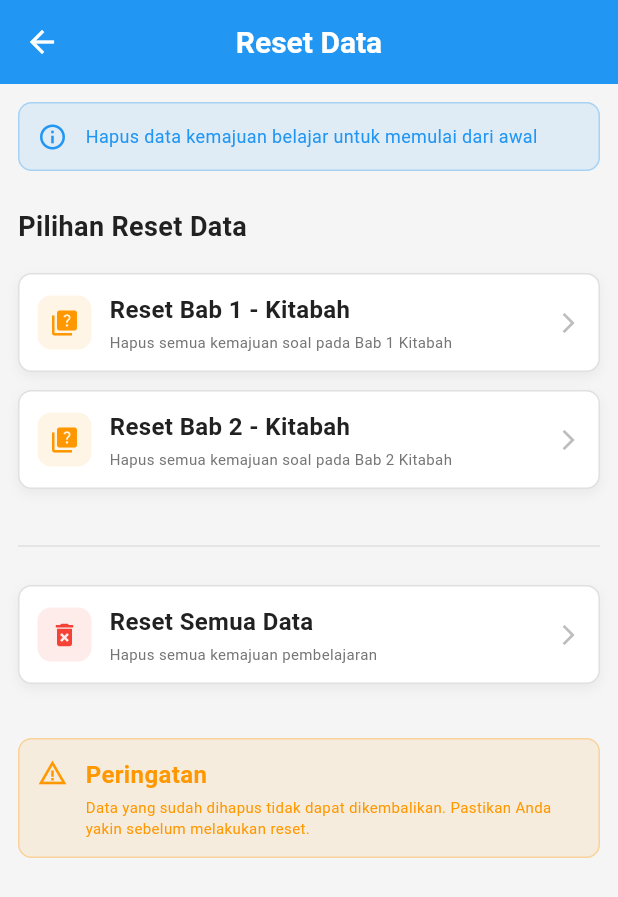
After one commit to abuamar142/kanzoo, a Flutter app: the ResetDataPage screen opened by its route, on a phone screen of 412 x 824 dp. The commit adds this screen. Shown: the top 897 px of the screen. Run offline on Flutter 3.47's test engine with Material 3 defaults, Android fonts, the phone set to English and light mode, and no system bars; our stand-ins replace audioplayers, get, shared_preferences; accounts and stored records are empty.

Commit message:
feat: Implement reset data functionality with confirmation dialogs and section ID generation

```diff
--- a/lib/core/constants/app_constants.dart
+++ b/lib/core/constants/app_constants.dart
@@ -69,6 +69,7 @@ class AppConstants {
   // Drawer Text
   static const String drawerHeaderTitle = appName;
   static const String drawerAbout = 'Tentang Aplikasi';
+  static const String drawerResetData = 'Reset Data';
   static const String aboutDialogTitle = 'Tentang';
   static const String mufrodatDialogTitle = 'Mufrodat';
   static const String drawerMufrodat = 'Mufrodat';
@@ -120,4 +121,24 @@ class AppConstants {
   static const String resetButtonText = 'Ulangi';
   static const String tapToArrangeText = 'Ketuk untuk menyusun kalimat';
   static const String alreadyCorrectText = 'Sudah benar';
+
+  // Reset Data Page
+  static const String resetDataPageTitle = 'Reset Data';
+  static const String resetDataDescription =
+      'Hapus data kemajuan belajar untuk memulai dari awal';
+  static const String resetBab1KitabahTitle = 'Reset Bab 1 - Kitabah';
+  static const String resetBab1KitabahDescription =
+      'Hapus semua kemajuan soal pada Bab 1 Kitabah';
+  static const String resetBab2KitabahTitle = 'Reset Bab 2 - Kitabah';
+  static const String resetBab2KitabahDescription =
+      'Hapus semua kemajuan soal pada Bab 2 Kitabah';
+  static const String resetAllDataTitle = 'Reset Semua Data';
+  static const String resetAllDataDescription =
+      'Hapus semua kemajuan pembelajaran';
+  static const String resetConfirmationTitle = 'Konfirmasi Reset';
+  static const String resetConfirmationMessage =
+      'Apakah Anda yakin ingin menghapus data ini? Tindakan ini tidak dapat dibatalkan.';
+  static const String resetSuccessMessage = 'Data berhasil dihapus';
+  static const String cancelButtonText = 'Batal';
+  static const String confirmButtonText = 'Ya, Hapus';
 }
--- /dev/null
+++ b/lib/features/reset_data/presentation/pages/reset_data_page.dart
@@ -0,0 +1,164 @@
+import 'package:flutter/material.dart';
+import 'package:get/get.dart';
+
+import '../../../../core/constants/app_constants.dart';
+import '../../../../core/theme/app_colors.dart';
+import '../../../../core/theme/app_dimensions.dart';
+import '../../../../core/theme/app_text_styles.dart';
+import '../controllers/reset_data_controller.dart';
+import '../widgets/reset_data_item.dart';
+
+class ResetDataPage extends StatelessWidget {
+  const ResetDataPage({super.key});
+
+  @override
+  Widget build(BuildContext context) {
+    final controller = Get.put(ResetDataController());
+
+    return Scaffold(
+      appBar: AppBar(
+        title: Text(AppConstants.resetDataPageTitle),
+        backgroundColor: AppColors.primary,
+        foregroundColor: AppColors.surface,
+        elevation: 0,
+      ),
+      backgroundColor: AppColors.background,
+      body: SingleChildScrollView(
+        padding: EdgeInsets.all(AppDimensions.paddingM),
+        child: Column(
+          crossAxisAlignment: CrossAxisAlignment.start,
+          children: [
+            // Page description
+            Container(
+              width: double.infinity,
+              padding: EdgeInsets.all(AppDimensions.paddingM),
+              decoration: BoxDecoration(
+                color: AppColors.info.withValues(alpha: AppColors.alpha10),
+                borderRadius: BorderRadius.circular(AppDimensions.radiusM),
+                border: Border.all(
+                  color: AppColors.info.withValues(alpha: AppColors.alpha30),
+                ),
+              ),
+              child: Row(
+                children: [
+                  Icon(
+                    Icons.info_outline,
+                    color: AppColors.info,
+                    size: AppDimensions.iconM,
+                  ),
+                  SizedBox(width: AppDimensions.spaceM),
+                  Expanded(
+                    child: Text(
+                      AppConstants.resetDataDescription,
+                      style: AppTextStyles.bodyMedium.copyWith(
+                        color: AppColors.info,
+                      ),
+                    ),
+                  ),
+                ],
+              ),
+            ),
+
+            SizedBox(height: AppDimensions.spaceXL),
+
+            // Reset options
+            Text(
+              'Pilihan Reset Data',
+              style: AppTextStyles.h3.copyWith(color: AppColors.textPrimary),
+            ),
+            SizedBox(height: AppDimensions.spaceL),
+
+            // Reset Bab 1 Kitabah
+            Obx(
+              () => ResetDataItem(
+                icon: Icons.quiz,
+                title: AppConstants.resetBab1KitabahTitle,
+                description: AppConstants.resetBab1KitabahDescription,
+                onTap: controller.resetBab1Kitabah,
+                isLoading: controller.isLoading.value,
+                iconColor: AppColors.warning,
+              ),
+            ),
+
+            // Reset Bab 2 Kitabah
+            Obx(
+              () => ResetDataItem(
+                icon: Icons.quiz,
+                title: AppConstants.resetBab2KitabahTitle,
+                description: AppConstants.resetBab2KitabahDescription,
+                onTap: controller.resetBab2Kitabah,
+                isLoading: controller.isLoading.value,
+                iconColor: AppColors.warning,
+              ),
+            ),
+
+            // Divider
+            Padding(
+              padding: EdgeInsets.symmetric(vertical: AppDimensions.spaceL),
+              child: Divider(color: AppColors.borderLight, thickness: 1),
+            ),
+
+            // Reset all data
+            Obx(
+              () => ResetDataItem(
+                icon: Icons.delete_forever,
+                title: AppConstants.resetAllDataTitle,
+                description: AppConstants.resetAllDataDescription,
+                onTap: controller.resetAllData,
+                isLoading: controller.isLoading.value,
+                iconColor: AppColors.error,
+              ),
+            ),
+
+            SizedBox(height: AppDimensions.spaceXL),
+
+            // Warning note
+            Container(
+              width: double.infinity,
+              padding: EdgeInsets.all(AppDimensions.paddingM),
+              decoration: BoxDecoration(
+                color: AppColors.warning.withValues(alpha: AppColors.alpha10),
+                borderRadius: BorderRadius.circular(AppDimensions.radiusM),
+                border: Border.all(
+                  color: AppColors.warning.withValues(alpha: AppColors.alpha30),
+                ),
+              ),
+              child: Row(
+                crossAxisAlignment: CrossAxisAlignment.start,
+                children: [
+                  Icon(
+                    Icons.warning_amber,
+                    color: AppColors.warning,
+                    size: AppDimensions.iconM,
+                  ),
+                  SizedBox(width: AppDimensions.spaceM),
+                  Expanded(
+                    child: Column(
+                      crossAxisAlignment: CrossAxisAlignment.start,
+                      children: [
+                        Text(
+                          'Peringatan',
+                          style: AppTextStyles.h4.copyWith(
+                            color: AppColors.warning,
+                            fontWeight: FontWeight.bold,
+                          ),
+                        ),
+                        SizedBox(height: AppDimensions.spaceXS),
+                        Text(
+                          'Data yang sudah dihapus tidak dapat dikembalikan. Pastikan Anda yakin sebelum melakukan reset.',
+                          style: AppTextStyles.bodySmall.copyWith(
+                            color: AppColors.warning,
+                          ),
+                        ),
+                      ],
+                    ),
+                  ),
+                ],
+              ),
+            ),
+          ],
+        ),
+      ),
+    );
+  }
+}
--- /dev/null
+++ b/lib/features/reset_data/presentation/widgets/reset_data_item.dart
@@ -0,0 +1,116 @@
+import 'package:flutter/material.dart';
+
+import '../../../../core/theme/app_colors.dart';
+import '../../../../core/theme/app_dimensions.dart';
+import '../../../../core/theme/app_text_styles.dart';
+
+class ResetDataItem extends StatelessWidget {
+  final IconData icon;
+  final String title;
+  final String description;
+  final VoidCallback onTap;
+  final bool isLoading;
+  final Color? iconColor;
+
+  const ResetDataItem({
+    super.key,
+    required this.icon,
+    required this.title,
+    required this.description,
+    required this.onTap,
+    this.isLoading = false,
+    this.iconColor,
+  });
+
+  @override
+  Widget build(BuildContext context) {
+    return Container(
+      margin: EdgeInsets.only(bottom: AppDimensions.marginM),
+      decoration: BoxDecoration(
+        color: AppColors.surface,
+        borderRadius: BorderRadius.circular(AppDimensions.radiusM),
+        border: Border.all(color: AppColors.borderLight),
+        boxShadow: [
+          BoxShadow(
+            color: AppColors.shadowColor.withValues(alpha: AppColors.alpha05),
+            blurRadius: AppDimensions.spaceS,
+            offset: const Offset(0, AppDimensions.paddingXS),
+          ),
+        ],
+      ),
+      child: Material(
+        borderRadius: BorderRadius.circular(AppDimensions.radiusM),
+        color: Colors.transparent,
+        child: InkWell(
+          onTap: isLoading ? null : onTap,
+          borderRadius: BorderRadius.circular(AppDimensions.radiusM),
+          child: Padding(
+            padding: EdgeInsets.all(AppDimensions.paddingM),
+            child: Row(
+              children: [
+                // Icon container
+                Container(
+                  width: AppDimensions.iconXL,
+                  height: AppDimensions.iconXL,
+                  decoration: BoxDecoration(
+                    color: (iconColor ?? AppColors.error).withValues(
+                      alpha: AppColors.alpha10,
+                    ),
+                    borderRadius: BorderRadius.circular(AppDimensions.radiusM),
+                  ),
+                  child: Icon(
+                    icon,
+                    color: iconColor ?? AppColors.error,
+                    size: AppDimensions.iconM,
+                  ),
+                ),
+                SizedBox(width: AppDimensions.spaceM),
+
+                // Content
+                Expanded(
+                  child: Column(
+                    crossAxisAlignment: CrossAxisAlignment.start,
+                    children: [
+                      Text(
+                        title,
+                        style: AppTextStyles.h4.copyWith(
+                          color: AppColors.textPrimary,
+                        ),
+                      ),
+                      SizedBox(height: AppDimensions.spaceXS),
+                      Text(
+                        description,
+                        style: AppTextStyles.bodySmall.copyWith(
+                          color: AppColors.textSecondary,
+                        ),
+                      ),
+                    ],
+                  ),
+                ),
+
+                // Loading indicator or arrow
+                if (isLoading)
+                  SizedBox(
+                    width: AppDimensions.iconM,
+                    height: AppDimensions.iconM,
+                    child: CircularProgressIndicator(
+                      strokeWidth: 2,
+                      valueColor: AlwaysStoppedAnimation<Color>(
+                        iconColor ?? AppColors.error,
+                      ),
+                    ),
+                  )
+                else
+                  Icon(
+                    Icons.arrow_forward_ios,
+                    color: AppColors.textHint,
+                    size: AppDimensions.iconS,
+                  ),
+              ],
+            ),
+          ),
+        ),
+      ),
+    );
+  }
+}
--- a/lib/routes/app_pages.dart
+++ b/lib/routes/app_pages.dart
@@ -4,6 +4,7 @@ import '../features/auth/presentation/pages/login_page.dart';
 import '../features/home/presentation/pages/home_page.dart';
 import '../features/materials/presentation/pages/material_detail_page.dart';
 import '../features/materials/presentation/pages/material_kind_page.dart';
+import '../features/reset_data/presentation/pages/reset_data_page.dart';
 import '../features/splash/presentation/pages/splash_page.dart';
 import 'app_routes.dart';
 
@@ -17,5 +18,6 @@ class AppPages {
       name: AppRoutes.materialDetail,
       page: () => const MaterialDetailPage(),
     ),
+    GetPage(name: AppRoutes.resetData, page: () => const ResetDataPage()),
   ];
 }
--- a/lib/routes/app_routes.dart
+++ b/lib/routes/app_routes.dart
@@ -5,4 +5,5 @@ abstract class AppRoutes {
   static const String home = '/home';
   static const String materialKind = '/materials/kind';
   static const String materialDetail = '/materials/kind/detail';
+  static const String resetData = '/reset-data';
 }
--- a/lib/shared/data/materials/bab1/kitabah.dart
+++ b/lib/shared/data/materials/bab1/kitabah.dart
@@ -1,3 +1,6 @@
+import '../../../../core/utils/section_id_generator.dart';
+import '../../../enum/chapter.dart';
+import '../../../enum/kind.dart';
 import '../../../models/base/scramble_section.dart';
 import '../../../models/simple_material_content.dart';
 import '../../../models/templates/section_one.dart';
@@ -67,7 +70,7 @@ SimpleMaterialContent get kitabahBab1Content => SimpleMaterialContent([
         ],
       ),
     ],
-    'bab1_kitabah_scramble',
+    SectionIdGenerator.generateScrambleId(Chapter.bab1, Kind.kitabah),
   ),
   SectionOne('Tugas Kelompok', [
     '1) Buatlah 3 kalimat yang mengandung kata Ganti (ضَمِيْرٌ) dan kata tunjuk (اِسْمُ الإِشَارَة)!',
--- a/lib/shared/data/materials/bab2/kitabah.dart
+++ b/lib/shared/data/materials/bab2/kitabah.dart
@@ -1,3 +1,6 @@
+import '../../../../core/utils/section_id_generator.dart';
+import '../../../enum/chapter.dart';
+import '../../../enum/kind.dart';
 import '../../../models/base/scramble_section.dart';
 import '../../../models/simple_material_content.dart';
 import '../../../models/templates/section_one.dart';
@@ -67,7 +70,7 @@ SimpleMaterialContent get kitabahBab2Content => SimpleMaterialContent([
         ],
       ),
     ],
-    'bab2_kitabah_scramble',
+    SectionIdGenerator.generateScrambleId(Chapter.bab2, Kind.kitabah),
   ),
   SectionOne('Tugas Kelompok', [
     'Buatlah 5 kalimat sederhana dengan kata keterangan tempat (ظَرْفُ المَكَان) berikut!',
```
Also changed, not shown: lib/core/services/shared_preferences_service.dart (+39 -0 lines), lib/core/utils/section_id_generator.dart (added, +53 -0 lines), lib/core/widgets/app_drawer.dart (+10 -0 lines), lib/features/reset_data/presentation/controllers/reset_data_controller.dart (added, +124 -0 lines).
